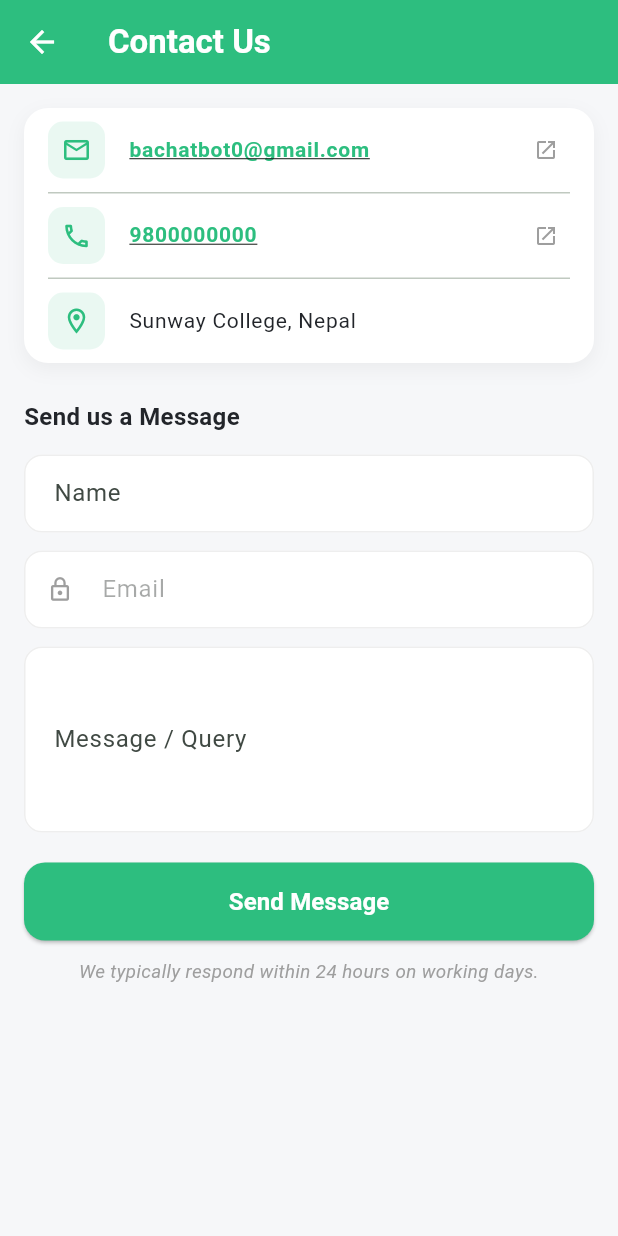
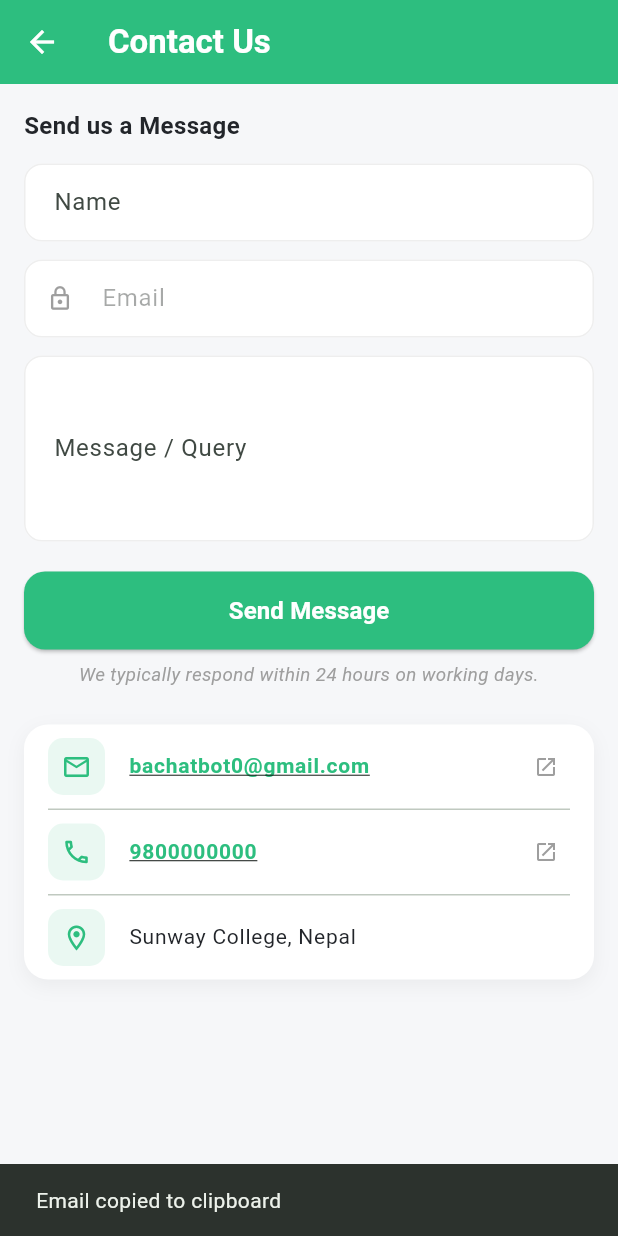
Before and after one commit to codebykashish/Bachatbot, a Flutter app: the ContactUsScreen screen opened directly, after a tap on "bachatbot0@gmail.com", on a phone screen of 412 x 824 dp. Run offline on Flutter 3.47's test engine with Material 3 defaults, Android fonts, the phone set to English and light mode, and no system bars; our stand-ins replace cloud_firestore, firebase_auth, firebase_core, firebase_storage, fl_chart, google_fonts and 2 more; accounts and stored records are empty.

Commit message:
picture update not fixed yet

```diff
--- a/lib/screens/contact_us_screen.dart
+++ b/lib/screens/contact_us_screen.dart
@@ -1,4 +1,5 @@
 import 'package:flutter/material.dart';
+import 'package:flutter/services.dart' show Clipboard, ClipboardData;
 import 'package:url_launcher/url_launcher.dart';
 import '../api_service.dart';
 
@@ -40,10 +41,24 @@ class _ContactUsScreenState extends State<ContactUsScreen> {
     super.dispose();
   }
 
-  Future<void> _launchUrl(String url) async {
-    final uri = Uri.parse(url);
+  Future<void> _launchEmail(String address) async {
+    final uri = Uri(scheme: 'mailto', path: address);
     if (await canLaunchUrl(uri)) {
       await launchUrl(uri);
+    } else {
+      await Clipboard.setData(ClipboardData(text: address));
+      if (mounted) {
+        ScaffoldMessenger.of(context).showSnackBar(
+          const SnackBar(content: Text('Email copied to clipboard')),
+        );
+      }
+    }
+  }
+
+  Future<void> _launchPhone(String number) async {
+    final uri = Uri(scheme: 'tel', path: number);
+    if (await canLaunchUrl(uri)) {
+      await launchUrl(uri, mode: LaunchMode.externalApplication);
     }
   }
 
@@ -121,44 +136,6 @@ class _ContactUsScreenState extends State<ContactUsScreen> {
         child: Column(
           crossAxisAlignment: CrossAxisAlignment.start,
           children: [
-            // ── Contact Info Card ─────────────────────────────────────────
-            Container(
-              decoration: BoxDecoration(
-                color: Colors.white,
-                borderRadius: BorderRadius.circular(16),
-                boxShadow: [
-                  BoxShadow(
-                    color: Colors.black.withValues(alpha: 0.05),
-                    blurRadius: 10,
-                    offset: const Offset(0, 4),
-                  ),
-                ],
-              ),
-              child: Column(
-                children: [
-                  _contactRow(
-                    icon: Icons.email_outlined,
-                    label: 'bachatbot0@gmail.com',
-                    onTap: () => _launchUrl('mailto:bachatbot0@gmail.com'),
-                  ),
-                  const Divider(height: 1, indent: 16, endIndent: 16),
-                  _contactRow(
-                    icon: Icons.phone_outlined,
-                    label: '9800000000',
-                    onTap: () => _launchUrl('tel:9800000000'),
-                  ),
-                  const Divider(height: 1, indent: 16, endIndent: 16),
-                  _contactRow(
-                    icon: Icons.location_on_outlined,
-                    label: 'Sunway College, Nepal',
-                    onTap: null,
-                  ),
-                ],
-              ),
-            ),
-
-            const SizedBox(height: 24),
-
             // ── Message Form ──────────────────────────────────────────────
             const Text(
               'Send us a Message',
@@ -231,7 +208,7 @@ class _ContactUsScreenState extends State<ContactUsScreen> {
                                   fontWeight: FontWeight.w600)),
                     ),
                   ),
-                  const SizedBox(height: 12),
+                  const SizedBox(height: 8),
                   const Text(
                     'We typically respond within 24 hours on working days.',
                     textAlign: TextAlign.center,
@@ -239,6 +216,44 @@ class _ContactUsScreenState extends State<ContactUsScreen> {
                         fontSize: 12.5,
                         color: Colors.grey,
                         fontStyle: FontStyle.italic),
+                  ),
+                ],
+              ),
+            ),
+
+            const SizedBox(height: 24),
+
+            // ── Contact Info Card ─────────────────────────────────────────
+            Container(
+              decoration: BoxDecoration(
+                color: Colors.white,
+                borderRadius: BorderRadius.circular(16),
+                boxShadow: [
+                  BoxShadow(
+                    color: Colors.black.withValues(alpha: 0.05),
+                    blurRadius: 10,
+                    offset: const Offset(0, 4),
+                  ),
+                ],
+              ),
+              child: Column(
+                children: [
+                  _contactRow(
+                    icon: Icons.email_outlined,
+                    label: 'bachatbot0@gmail.com',
+                    onTap: () => _launchEmail('bachatbot0@gmail.com'),
+                  ),
+                  const Divider(height: 1, indent: 16, endIndent: 16),
+                  _contactRow(
+                    icon: Icons.phone_outlined,
+                    label: '9800000000',
+                    onTap: () => _launchPhone('9800000000'),
+                  ),
+                  const Divider(height: 1, indent: 16, endIndent: 16),
+                  _contactRow(
+                    icon: Icons.location_on_outlined,
+                    label: 'Sunway College, Nepal',
+                    onTap: null,
                   ),
                 ],
               ),
```
Also changed, not shown: lib/screens/profile_screen.dart (+56 -12 lines), 1 other file.
